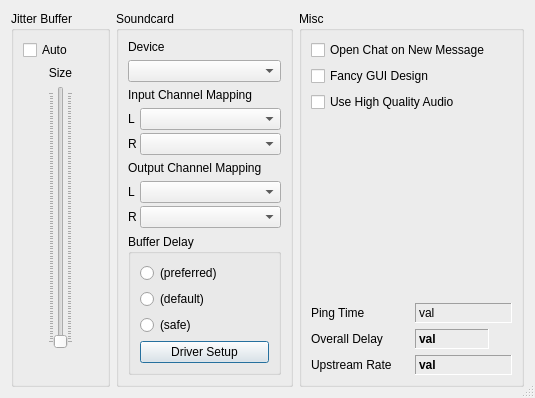
Qt form src/clientsettingsdlgbase.ui (jamulussoftware/jamulus) before a commit.
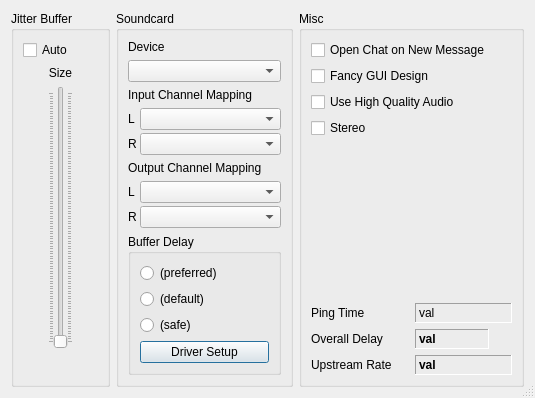
The same form after that commit. Icons and pictures are not drawn. Custom widgets are drawn as their Qt base class.

Commit message: first finished version of stereo support (incl. GUI and settings)

The edit to the form file:
```diff
--- a/src/clientsettingsdlgbase.ui
+++ b/src/clientsettingsdlgbase.ui
@@ -432,6 +432,16 @@
         </property>
        </widget>
       </item>
+      <item>
+       <widget class="QCheckBox" name="cbUseStereo" >
+        <property name="windowModality" >
+         <enum>Qt::NonModal</enum>
+        </property>
+        <property name="text" >
+         <string>Stereo</string>
+        </property>
+       </widget>
+      </item>
       <item>
        <spacer>
         <property name="orientation" >
@@ -440,7 +450,7 @@
         <property name="sizeHint" >
          <size>
           <width>201</width>
-          <height>71</height>
+          <height>81</height>
          </size>
         </property>
        </spacer>
```
The commit also changes 6 other files.
